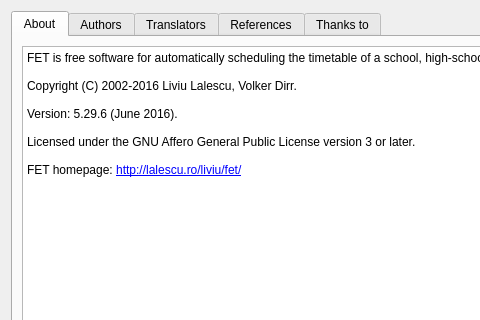
Qt form src/interface/helpaboutform_template.ui (karandit/fet) before a commit; both pictures show x 0 to 480 and y 0 to 320 of the 690 by 430 pixel window.
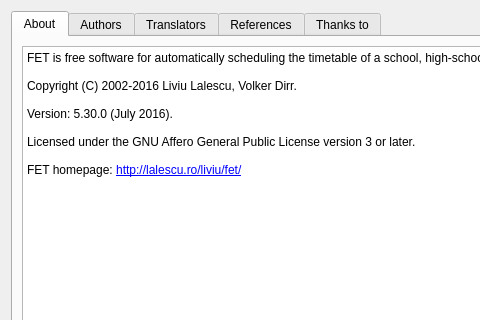
The same form after that commit.

```diff
--- a/src/interface/helpaboutform_template.ui
+++ b/src/interface/helpaboutform_template.ui
@@ -53,7 +53,7 @@
 &lt;p style=&quot;-qt-paragraph-type:empty; margin-top:0px; margin-bottom:0px; margin-left:0px; margin-right:0px; -qt-block-indent:0; text-indent:0px; font-family:'Sans Serif'; font-size:9pt;&quot;&gt;&lt;br /&gt;&lt;/p&gt;
 &lt;p style=&quot; margin-top:0px; margin-bottom:0px; margin-left:0px; margin-right:0px; -qt-block-indent:0; text-indent:0px;&quot;&gt;&lt;span style=&quot; font-family:'Sans Serif'; font-size:9pt;&quot;&gt;Copyright (C) 2002-2016 Liviu Lalescu, Volker Dirr.&lt;/span&gt;&lt;/p&gt;
 &lt;p style=&quot;-qt-paragraph-type:empty; margin-top:0px; margin-bottom:0px; margin-left:0px; margin-right:0px; -qt-block-indent:0; text-indent:0px; font-family:'Sans Serif'; font-size:9pt;&quot;&gt;&lt;br /&gt;&lt;/p&gt;
-&lt;p style=&quot; margin-top:0px; margin-bottom:0px; margin-left:0px; margin-right:0px; -qt-block-indent:0; text-indent:0px;&quot;&gt;&lt;span style=&quot; font-family:'Sans Serif'; font-size:9pt;&quot;&gt;Version: 5.29.6 (June 2016).&lt;/span&gt;&lt;/p&gt;
+&lt;p style=&quot; margin-top:0px; margin-bottom:0px; margin-left:0px; margin-right:0px; -qt-block-indent:0; text-indent:0px;&quot;&gt;&lt;span style=&quot; font-family:'Sans Serif'; font-size:9pt;&quot;&gt;Version: 5.30.0 (July 2016).&lt;/span&gt;&lt;/p&gt;
 &lt;p style=&quot;-qt-paragraph-type:empty; margin-top:0px; margin-bottom:0px; margin-left:0px; margin-right:0px; -qt-block-indent:0; text-indent:0px; font-family:'Sans Serif'; font-size:9pt;&quot;&gt;&lt;br /&gt;&lt;/p&gt;
 &lt;p style=&quot; margin-top:0px; margin-bottom:0px; margin-left:0px; margin-right:0px; -qt-block-indent:0; text-indent:0px;&quot;&gt;&lt;span style=&quot; font-family:'Sans Serif'; font-size:9pt;&quot;&gt;Licensed under the GNU Affero General Public License version 3 or later.&lt;/span&gt;&lt;/p&gt;
 &lt;p style=&quot;-qt-paragraph-type:empty; margin-top:0px; margin-bottom:0px; margin-left:0px; margin-right:0px; -qt-block-indent:0; text-indent:0px; font-family:'Sans Serif'; font-size:9pt;&quot;&gt;&lt;br /&gt;&lt;/p&gt;
```
